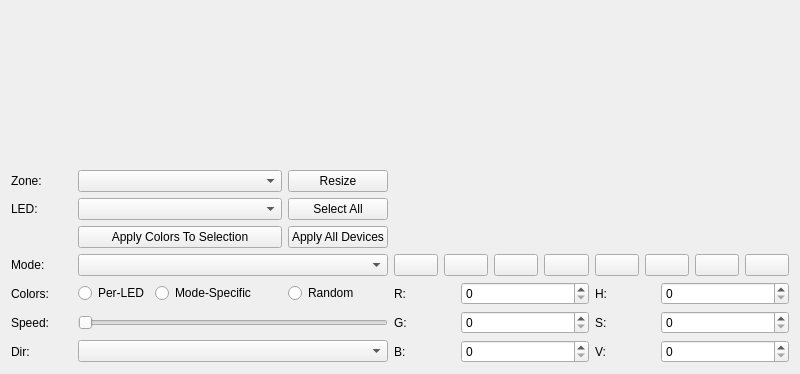
Qt form qt/OpenRGBDevicePage.ui (Charading/OpenRGB) before a commit.
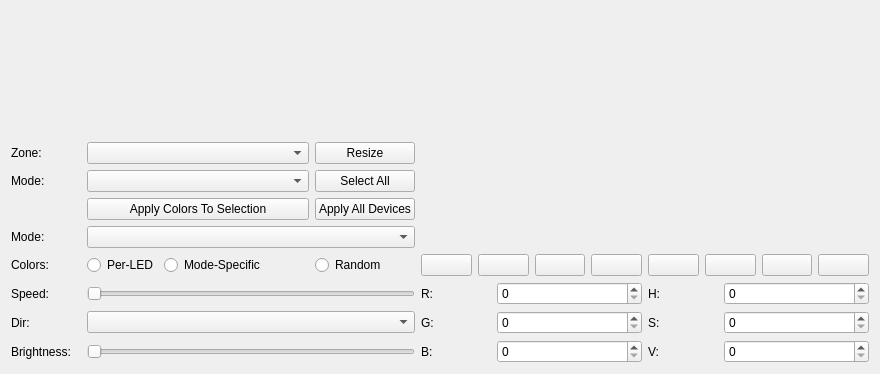
The same form after that commit. Custom widgets are drawn as their Qt base class.

Commit message:
Initial commit for Brightness in RGBController API
* Added DeviceHasBrightness() = false; to RGBController as overridable
* Added Brightness to Mode struct
* Added BrightnessSlider to the OpenRGBDevicePage ui and the supporting
code to pass to the RGBController

Commit amended for code style and to split API changes and controller changes out by Adam Honse
<calcprogrammer1@gmail.com>

```diff
--- a/qt/OpenRGBDevicePage.ui
+++ b/qt/OpenRGBDevicePage.ui
@@ -6,7 +6,7 @@
    <rect>
     <x>0</x>
     <y>0</y>
-    <width>800</width>
+    <width>880</width>
     <height>374</height>
    </rect>
   </property>
@@ -14,6 +14,16 @@
    <string>Frame</string>
   </property>
   <layout class="QGridLayout" name="gridLayout">
+   <item row="3" column="4">
+    <widget class="QPushButton" name="SetAllButton">
+     <property name="toolTip">
+      <string>&lt;html&gt;&lt;head/&gt;&lt;body&gt;&lt;p align=&quot;justify&quot;&gt;Sets all devices to&lt;br/&gt;&lt;b&gt;Static&lt;/b&gt; mode and&lt;br/&gt;applies the selected color.&lt;/p&gt;&lt;/body&gt;&lt;/html&gt;</string>
+     </property>
+     <property name="text">
+      <string>Apply All Devices</string>
+     </property>
+    </widget>
+   </item>
    <item row="2" column="4">
     <widget class="QPushButton" name="SelectAllLEDsButton">
      <property name="text">
@@ -21,6 +31,20 @@
      </property>
     </widget>
    </item>
+   <item row="3" column="1" colspan="3">
+    <widget class="QPushButton" name="ApplyColorsButton">
+     <property name="text">
+      <string>Apply Colors To Selection</string>
+     </property>
+    </widget>
+   </item>
+   <item row="10" column="0">
+    <widget class="QLabel" name="BrightnessLabel">
+     <property name="text">
+      <string>Brightness:</string>
+     </property>
+    </widget>
+   </item>
    <item row="0" column="0" colspan="11">
     <widget class="DeviceView" name="DeviceViewBox" native="true">
      <property name="sizePolicy">
@@ -37,27 +61,6 @@
      </property>
     </widget>
    </item>
-   <item row="1" column="4">
-    <widget class="QPushButton" name="ResizeButton">
-     <property name="text">
-      <string>Resize</string>
-     </property>
-    </widget>
-   </item>
-   <item row="6" column="0">
-    <widget class="QLabel" name="SpeedLabel">
-     <property name="text">
-      <string>Speed:</string>
-     </property>
-    </widget>
-   </item>
-   <item row="5" column="1">
-    <widget class="QRadioButton" name="PerLEDCheck">
-     <property name="text">
-      <string>Per-LED</string>
-     </property>
-    </widget>
-   </item>
    <item row="5" column="0">
     <widget class="QLabel" name="ColorLabel">
      <property name="text">
@@ -65,27 +68,23 @@
      </property>
     </widget>
    </item>
-   <item row="2" column="0">
-    <widget class="QLabel" name="LEDLabel">
-     <property name="text">
-      <string>LED:</string>
-     </property>
-    </widget>
+   <item row="4" column="1" colspan="4">
+    <widget class="QComboBox" name="ModeBox"/>
    </item>
-   <item row="4" column="0">
-    <widget class="QLabel" name="ModeLabel">
+   <item row="9" column="1" colspan="4">
+    <widget class="QComboBox" name="DirectionBox"/>
+   </item>
+   <item row="5" column="2" colspan="2">
+    <widget class="QRadioButton" name="ModeSpecificCheck">
      <property name="text">
-      <string>Mode:</string>
+      <string>Mode-Specific</string>
      </property>
     </widget>
    </item>
-   <item row="2" column="1" colspan="3">
-    <widget class="QComboBox" name="LEDBox"/>
-   </item>
-   <item row="3" column="1" colspan="3">
-    <widget class="QPushButton" name="ApplyColorsButton">
+   <item row="1" column="4">
+    <widget class="QPushButton" name="ResizeButton">
      <property name="text">
-      <string>Apply Colors To Selection</string>
+      <string>Resize</string>
      </property>
     </widget>
    </item>
@@ -96,6 +95,30 @@
      </property>
     </widget>
    </item>
+   <item row="10" column="1" colspan="4">
+    <widget class="QSlider" name="BrightnessSlider">
+     <property name="orientation">
+      <enum>Qt::Horizontal</enum>
+     </property>
+    </widget>
+   </item>
+   <item row="2" column="1" colspan="3">
+    <widget class="QComboBox" name="LEDBox"/>
+   </item>
+   <item row="4" column="0">
+    <widget class="QLabel" name="ModeLabel">
+     <property name="text">
+      <string>Mode:</string>
+     </property>
+    </widget>
+   </item>
+   <item row="9" column="0">
+    <widget class="QLabel" name="DirectionLabel">
+     <property name="text">
+      <string>Dir:</string>
+     </property>
+    </widget>
+   </item>
    <item row="6" column="1" colspan="4">
     <widget class="QSlider" name="SpeedSlider">
      <property name="orientation">
@@ -103,13 +126,20 @@
      </property>
     </widget>
    </item>
-   <item row="3" column="4">
-    <widget class="QPushButton" name="SetAllButton">
-     <property name="toolTip">
-      <string>&lt;html&gt;&lt;head/&gt;&lt;body&gt;&lt;p align=&quot;justify&quot;&gt;Sets all devices to&lt;br/&gt;&lt;b&gt;Static&lt;/b&gt; mode and&lt;br/&gt;applies the selected color.&lt;/p&gt;&lt;/body&gt;&lt;/html&gt;</string>
+   <item row="5" column="1">
+    <widget class="QRadioButton" name="PerLEDCheck">
+     <property name="text">
+      <string>Per-LED</string>
      </property>
+    </widget>
+   </item>
+   <item row="1" column="1" colspan="3">
+    <widget class="QComboBox" name="ZoneBox"/>
+   </item>
+   <item row="2" column="0">
+    <widget class="QLabel" name="LEDLabel">
      <property name="text">
-      <string>Apply All Devices</string>
+      <string>Mode:</string>
      </property>
     </widget>
    </item>
@@ -120,114 +150,98 @@
      </property>
     </widget>
    </item>
-   <item row="1" column="1" colspan="3">
-    <widget class="QComboBox" name="ZoneBox"/>
-   </item>
-   <item row="4" column="1" colspan="4">
-    <widget class="QComboBox" name="ModeBox"/>
-   </item>
-   <item row="9" column="1" colspan="4">
-    <widget class="QComboBox" name="DirectionBox"/>
-   </item>
-   <item row="9" column="0">
-    <widget class="QLabel" name="DirectionLabel">
+   <item row="6" column="0">
+    <widget class="QLabel" name="SpeedLabel">
      <property name="text">
-      <string>Dir:</string>
+      <string>Speed:</string>
      </property>
     </widget>
    </item>
-   <item row="5" column="2" colspan="2">
-    <widget class="QRadioButton" name="ModeSpecificCheck">
-     <property name="text">
-      <string>Mode-Specific</string>
-     </property>
-    </widget>
-   </item>
-   <item row="9" column="5">
+   <item row="10" column="5">
     <widget class="QLabel" name="BlueLabel">
      <property name="text">
       <string>B:</string>
      </property>
     </widget>
    </item>
-   <item row="6" column="5">
+   <item row="10" column="8">
+    <widget class="QLabel" name="ValLabel">
+     <property name="text">
+      <string>V:</string>
+     </property>
+    </widget>
+   </item>
+   <item row="10" column="6" colspan="2">
+    <widget class="QSpinBox" name="BlueSpinBox">
+     <property name="maximum">
+      <number>255</number>
+     </property>
+    </widget>
+   </item>
+   <item row="10" column="9" colspan="2">
+    <widget class="QSpinBox" name="ValSpinBox">
+     <property name="maximum">
+      <number>255</number>
+     </property>
+    </widget>
+   </item>
+   <item row="9" column="5">
     <widget class="QLabel" name="GreenLabel">
      <property name="text">
       <string>G:</string>
      </property>
     </widget>
    </item>
-   <item row="5" column="5">
-    <widget class="QLabel" name="RedLabel">
-     <property name="text">
-      <string>R:</string>
-     </property>
-    </widget>
-   </item>
-   <item row="5" column="6" colspan="2">
-    <widget class="QSpinBox" name="RedSpinBox">
-     <property name="maximum">
-      <number>255</number>
-     </property>
-    </widget>
-   </item>
-   <item row="6" column="6" colspan="2">
-    <widget class="QSpinBox" name="GreenSpinBox">
-     <property name="maximum">
-      <number>255</number>
-     </property>
-    </widget>
-   </item>
-   <item row="9" column="6" colspan="2">
-    <widget class="QSpinBox" name="BlueSpinBox">
-     <property name="maximum">
-      <number>255</number>
-     </property>
-    </widget>
-   </item>
    <item row="9" column="8">
-    <widget class="QLabel" name="ValLabel">
-     <property name="text">
-      <string>V:</string>
-     </property>
-    </widget>
-   </item>
-   <item row="6" column="8">
     <widget class="QLabel" name="SatLabel">
      <property name="text">
       <string>S:</string>
      </property>
     </widget>
    </item>
-   <item row="5" column="8">
+   <item row="6" column="8">
     <widget class="QLabel" name="HueLabel">
      <property name="text">
       <string>H:</string>
      </property>
     </widget>
    </item>
-   <item row="5" column="9" colspan="2">
+   <item row="6" column="5">
+    <widget class="QLabel" name="RedLabel">
+     <property name="text">
+      <string>R:</string>
+     </property>
+    </widget>
+   </item>
+   <item row="6" column="6" colspan="2">
+    <widget class="QSpinBox" name="RedSpinBox">
+     <property name="maximum">
+      <number>255</number>
+     </property>
+    </widget>
+   </item>
+   <item row="9" column="6" colspan="2">
+    <widget class="QSpinBox" name="GreenSpinBox">
+     <property name="maximum">
+      <number>255</number>
+     </property>
+    </widget>
+   </item>
+   <item row="9" column="9" colspan="2">
+    <widget class="QSpinBox" name="SatSpinBox">
+     <property name="maximum">
+      <number>255</number>
+     </property>
+    </widget>
+   </item>
+   <item row="6" column="9" colspan="2">
     <widget class="QSpinBox" name="HueSpinBox">
      <property name="maximum">
       <number>359</number>
      </property>
     </widget>
    </item>
-   <item row="6" column="9" colspan="2">
-    <widget class="QSpinBox" name="SatSpinBox">
-     <property name="maximum">
-      <number>255</number>
-     </property>
-    </widget>
-   </item>
-   <item row="9" column="9" colspan="2">
-    <widget class="QSpinBox" name="ValSpinBox">
-     <property name="maximum">
-      <number>255</number>
-     </property>
-    </widget>
-   </item>
-   <item row="4" column="5" colspan="6">
+   <item row="5" column="5" colspan="6">
     <layout class="QHBoxLayout" name="horizontalLayout">
      <item>
       <widget class="QPushButton" name="ButtonBlack">
@@ -287,7 +301,7 @@
      </item>
     </layout>
    </item>
-   <item row="1" column="5" rowspan="3" colspan="6">
+   <item row="1" column="5" rowspan="4" colspan="6">
     <widget class="ColorWheel" name="ColorWheelBox" native="true">
      <property name="sizePolicy">
       <sizepolicy hsizetype="Preferred" vsizetype="Preferred">
```
Left out of the diff: 6 changed lines with no effect on the pictures. The commit also changes 5 other files.
